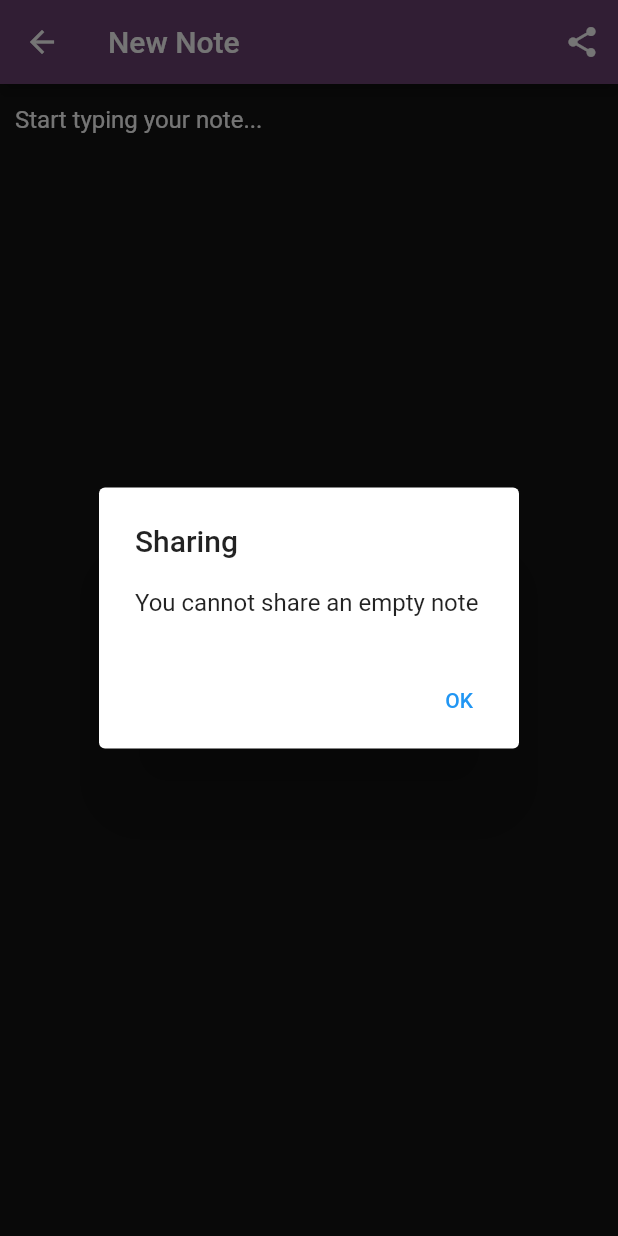
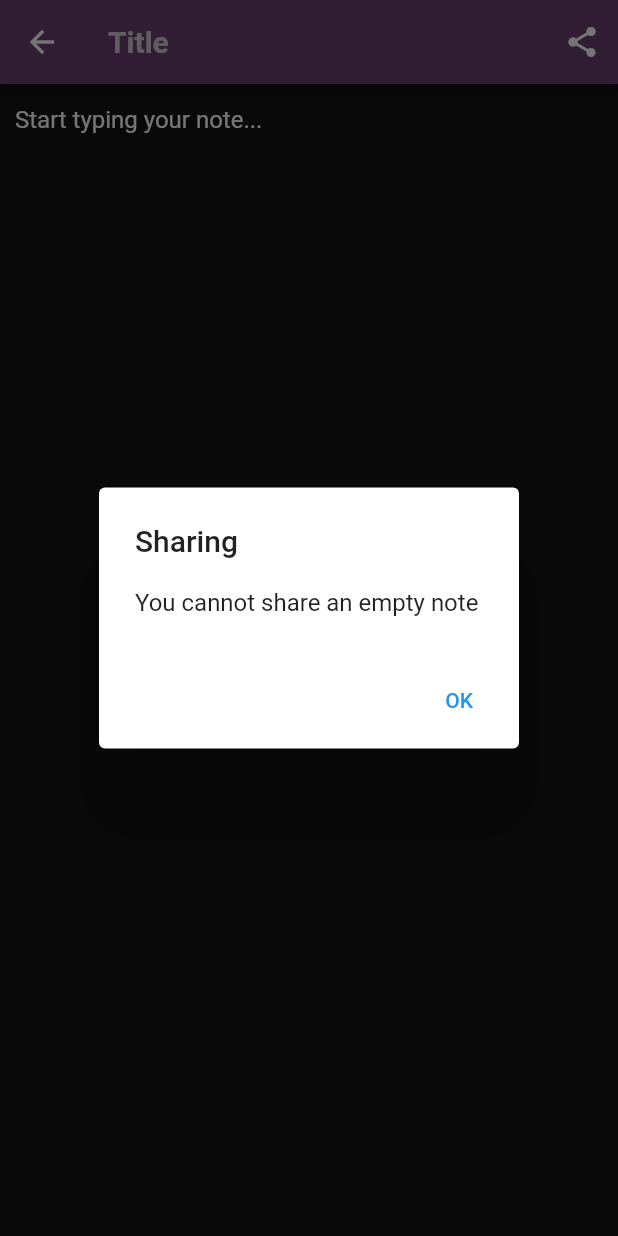
Before and after one commit to SunkenInTime/Boyant-Notes, a Flutter app: the CreateUpdateNoteView screen opened by its route, after a tap on the "share" icon, on a phone screen of 412 x 824 dp. Run offline on Flutter 3.47's test engine with Material 2 defaults, Android fonts, the phone set to English and light mode, and no system bars; our stand-ins replace cloud_firestore, firebase_auth, firebase_core, share_plus; accounts and stored records are empty.

Commit message:
Added title functionality

```diff
--- a/lib/services/cloud/firebase_cloud_storage.dart
+++ b/lib/services/cloud/firebase_cloud_storage.dart
@@ -30,9 +30,13 @@ class FirebaseCloudStorage {
   Future<void> updateNote({
     required String documentId,
     required String text,
+    required String title,
   }) async {
     try {
-      await notes.doc(documentId).update({textFieldName: text});
+      await notes.doc(documentId).update({
+        textFieldName: text,
+        titleFieldName: title,
+      });
     } catch (e) {
       throw CouldNotUpdateNoteException();
     }
@@ -87,12 +91,14 @@ class FirebaseCloudStorage {
     final document = await notes.add({
       ownerUserIdFieldName: ownerUserId,
       textFieldName: "",
+      titleFieldName: "",
     });
     final fetchedNote = await document.get();
     return CloudNote(
       documentId: fetchedNote.id,
       ownerUserId: ownerUserId,
       text: "",
+      title: "",
     );
   }
 
--- a/lib/services/cloud/note/cloud_note.dart
+++ b/lib/services/cloud/note/cloud_note.dart
@@ -7,8 +7,10 @@ class CloudNote {
   final String documentId;
   final String ownerUserId;
   final String text;
+  final String title;
 
   const CloudNote({
+    required this.title,
     required this.documentId,
     required this.ownerUserId,
     required this.text,
@@ -17,5 +19,6 @@ class CloudNote {
   CloudNote.fromSnapshot(QueryDocumentSnapshot<Map<String, dynamic>> snapshot)
       : documentId = snapshot.id,
         ownerUserId = snapshot.data()[ownerUserIdFieldName],
-        text = snapshot.data()[textFieldName] as String;
+        text = snapshot.data()[textFieldName] as String,
+        title = snapshot.data()[titleFieldName];
 }
--- a/lib/views/notes/create_update_note_view.dart
+++ b/lib/views/notes/create_update_note_view.dart
@@ -18,12 +18,14 @@ class CreateUpdateNoteView extends StatefulWidget {
 class _CreateUpdateNoteViewState extends State<CreateUpdateNoteView> {
   CloudNote? _note;
   late final FirebaseCloudStorage _notesService;
-  late final TextEditingController _textController;
+  late final TextEditingController _noteTextController;
+  late final TextEditingController _titleTextController;
 
   @override
   void initState() {
     _notesService = FirebaseCloudStorage();
-    _textController = TextEditingController();
+    _noteTextController = TextEditingController();
+    _titleTextController = TextEditingController();
     super.initState();
   }
 
@@ -32,14 +34,20 @@ class _CreateUpdateNoteViewState extends State<CreateUpdateNoteView> {
     if (note == null) {
       return;
     }
-    final text = _textController.text;
-
-    await _notesService.updateNote(documentId: note.documentId, text: text);
+    final text = _noteTextController.text;
+    final title = _titleTextController.text;
+    await _notesService.updateNote(
+      documentId: note.documentId,
+      text: text,
+      title: title,
+    );
   }
 
   void _setupTextControllerListener() {
-    _textController.removeListener(_textControllerListener);
-    _textController.addListener(_textControllerListener);
+    _noteTextController.removeListener(_textControllerListener);
+    _noteTextController.addListener(_textControllerListener);
+    _titleTextController.removeListener(_textControllerListener);
+    _titleTextController.addListener(_textControllerListener);
   }
 
   Future<CloudNote> createOrGetExistingNote(BuildContext context) async {
@@ -47,7 +55,8 @@ class _CreateUpdateNoteViewState extends State<CreateUpdateNoteView> {
 
     if (widgetNote != null) {
       _note = widgetNote;
-      _textController.text = widgetNote.text;
+      _noteTextController.text = widgetNote.text;
+      _titleTextController.text = widgetNote.title;
       return widgetNote;
     }
 
@@ -64,18 +73,22 @@ class _CreateUpdateNoteViewState extends State<CreateUpdateNoteView> {
 
   void _deleteNoteIfTextIsEmpty() {
     final note = _note;
-    if (_textController.text.isEmpty && note != null) {
+    if (_noteTextController.text.isEmpty &&
+        note != null &&
+        _titleTextController.text.isEmpty) {
       _notesService.deleteNote(documentId: note.documentId);
     }
   }
 
   void _saveNoteIfTextNotEmpty() async {
     final note = _note;
-    final text = _textController.text;
-    if (note != null && text.isNotEmpty) {
+    final text = _noteTextController.text;
+    final title = _titleTextController.text;
+    if (note != null && text.isNotEmpty || note != null && title.isNotEmpty) {
       await _notesService.updateNote(
         documentId: note.documentId,
         text: text,
+        title: title,
       );
     }
   }
@@ -84,7 +97,8 @@ class _CreateUpdateNoteViewState extends State<CreateUpdateNoteView> {
   void dispose() {
     _deleteNoteIfTextIsEmpty();
     _saveNoteIfTextNotEmpty();
-    _textController.dispose();
+    _noteTextController.dispose();
+    _titleTextController.dispose();
     super.dispose();
   }
 
@@ -93,15 +107,23 @@ class _CreateUpdateNoteViewState extends State<CreateUpdateNoteView> {
     return Scaffold(
       backgroundColor: bgColor,
       appBar: AppBar(
-        title: const Text(
-          "New Note",
-          style: TextStyle(color: defTextColor),
+        title: TextField(
+          controller: _titleTextController,
+          style: const TextStyle(
+            color: defTextColor,
+            fontSize: 20,
+            fontWeight: FontWeight.bold,
+          ),
+          decoration: const InputDecoration(
+              border: InputBorder.none,
+              hintText: "Title",
+              hintStyle: TextStyle(color: Colors.white70)),
         ),
         backgroundColor: themeColor,
         actions: [
           IconButton(
             onPressed: () async {
-              final text = _textController.text;
+              final text = _noteTextController.text;
               if (_note == null || text.isEmpty) {
                 await showCannotShareEmptyNoteDialog(context);
               } else {
@@ -121,7 +143,7 @@ class _CreateUpdateNoteViewState extends State<CreateUpdateNoteView> {
               return SizedBox(
                 height: double.infinity,
                 child: TextField(
-                  controller: _textController,
+                  controller: _noteTextController,
                   style: const TextStyle(color: defTextColor),
                   keyboardType: TextInputType.multiline,
                   maxLines: null,
```
Also changed, not shown: lib/views/notes/notes_list_view.dart (+106 -0 lines).
